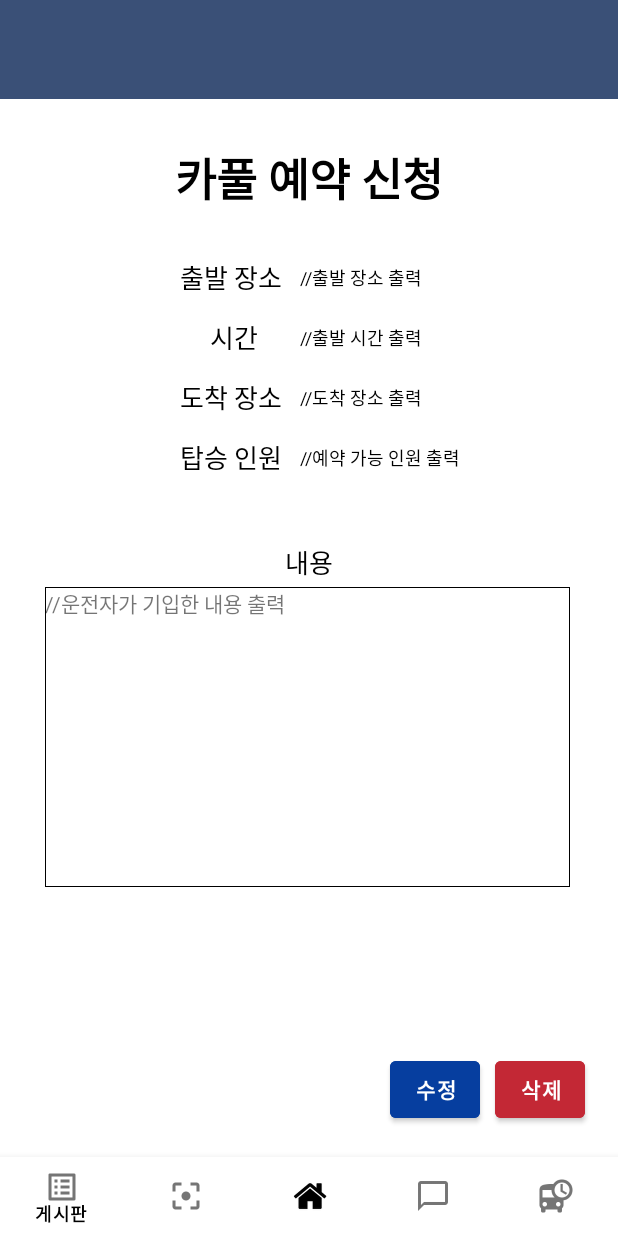
After one commit to omqxze/capston, an Android app: the layout activity_board_revise.xml on its own in the app's theme, with its tools: preview values and no code run, on a phone screen of 412 x 824 dp. The commit adds this screen. Run offline under Robolectric (Android 15) with nearby library versions, the phone set to English and light mode, and no system bars.

Commit message:
0512 수정

```diff
--- /dev/null
+++ b/app/src/main/res/layout/activity_board_revise.xml
@@ -0,0 +1,217 @@
+<?xml version="1.0" encoding="utf-8"?>
+<LinearLayout xmlns:android="http://schemas.android.com/apk/res/android"
+    android:layout_width="match_parent"
+    android:layout_height="match_parent"
+    xmlns:app="http://schemas.android.com/apk/res-auto"
+    android:orientation="vertical">//게시물 작성 페이지
+
+    //상단고정
+    <FrameLayout
+        android:layout_width="match_parent"
+        android:layout_height="66dp" >
+
+        <androidx.appcompat.widget.Toolbar xmlns:android="http://schemas.android.com/apk/res/android"
+            xmlns:app="http://schemas.android.com/apk/res-auto"
+            android:id="@+id/toolbar"
+            android:layout_width="match_parent"
+            android:layout_height="67dp"
+            android:background="#3A5077"
+            android:text="메인화면"
+            android:theme="@style/ThemeOverlay.AppCompat.ActionBar"
+            app:popupTheme="@style/ThemeOverlay.AppCompat.Light">
+
+        </androidx.appcompat.widget.Toolbar>
+    </FrameLayout>
+
+    <LinearLayout
+        android:layout_width="match_parent"
+        android:layout_height="match_parent"
+        android:orientation="vertical">
+
+        <TextView
+            android:layout_width="match_parent"
+            android:layout_height="wrap_content"
+            android:layout_marginTop="30dp"
+            android:text="카풀 예약 신청"
+            android:textSize="30dp"
+            android:textColor="#000000"
+            android:textAlignment="center"
+            android:textStyle="bold"
+            android:typeface="sans"/>
+
+        <LinearLayout
+            android:layout_height="40dp"
+            android:layout_width="match_parent"
+            android:orientation="horizontal"
+            android:layout_marginTop="20dp">
+
+            <TextView
+                android:layout_marginTop="10dp"
+                android:layout_width="80dp"
+                android:layout_height="wrap_content"
+                android:layout_marginLeft="120dp"
+                android:text="출발 장소"
+                android:textColor="#000000"
+                android:textSize="17dp"
+                android:typeface="sans" />
+
+            <TextView
+                android:layout_marginTop="8dp"
+                android:layout_width="150dp"
+                android:layout_height="30dp"
+                android:text="//출발 장소 출력"
+                android:textColor="#000000"
+                android:textSize="12dp"
+                android:backgroundTint="#ffffff"/>
+
+        </LinearLayout>
+
+        <LinearLayout
+            android:layout_height="40dp"
+            android:layout_width="match_parent"
+            android:orientation="horizontal">
+
+            <TextView
+                android:layout_marginTop="10dp"
+                android:layout_width="60dp"
+                android:layout_height="wrap_content"
+                android:layout_marginLeft="140dp"
+                android:text="시간"
+                android:textColor="#000000"
+                android:textSize="17dp"
+                android:typeface="sans" />
+
+            <TextView
+                android:layout_marginTop="8dp"
+                android:layout_width="150dp"
+                android:layout_height="30dp"
+                android:text="//출발 시간 출력"
+                android:textColor="#000000"
+                android:textSize="12dp"
+                android:backgroundTint="#ffffff"/>
+        </LinearLayout>
+
+        <LinearLayout
+            android:layout_height="40dp"
+            android:layout_width="match_parent"
+            android:orientation="horizontal">
+
+            <TextView
+                android:layout_marginTop="10dp"
+                android:layout_width="80dp"
+                android:layout_height="wrap_content"
+                android:layout_marginLeft="120dp"
+                android:text="도착 장소"
+                android:textColor="#000000"
+                android:textSize="17dp"
+                android:typeface="sans" />
+
+            <TextView
+                android:layout_marginTop="8dp"
+                android:layout_width="150dp"
+                android:layout_height="30dp"
+                android:text="//도착 장소 출력"
+                android:textColor="#000000"
+                android:textSize="12dp"
+                android:backgroundTint="#ffffff"/>
+        </LinearLayout>
+
+        <LinearLayout
+            android:layout_height="40dp"
+            android:layout_width="match_parent"
+            android:orientation="horizontal">
+
+            <TextView
+                android:layout_marginTop="10dp"
+                android:layout_width="80dp"
+                android:layout_height="wrap_content"
+                android:layout_marginLeft="120dp"
+                android:text="탑승 인원"
+                android:textColor="#000000"
+                android:textSize="17dp"
+                android:typeface="sans" />
+
+            <TextView
+                android:layout_marginTop="8dp"
+                android:layout_width="150dp"
+                android:layout_height="30dp"
+                android:text="//예약 가능 인원 출력"
+                android:textColor="#000000"
+                android:textSize="12dp"
+                android:backgroundTint="#ffffff"/>
+        </LinearLayout>
+        <LinearLayout
+            android:layout_marginTop="30dp"
+            android:layout_height="40dp"
+            android:layout_width="match_parent"
+            android:orientation="horizontal">
+
+            <TextView
+                android:layout_width="match_parent"
+                android:layout_height="wrap_content"
+                android:layout_marginTop="10dp"
+                android:textAlignment="center"
+                android:text="내용"
+                android:textColor="#000000"
+                android:textSize="17dp"
+                android:typeface="sans" />
+        </LinearLayout>
+
+        <LinearLayout
+            android:layout_height="300dp"
+            android:layout_width="350dp"
+            android:layout_marginLeft="30dp"
+            android:orientation="horizontal">
+
+            <TextView
+                android:id="@+id/content"
+                android:layout_width="match_parent"
+                android:layout_height="200dp"
+                android:ems="10"
+                android:gravity="top"
+                android:text="//운전자가 기입한 내용 출력"
+                android:background="@drawable/textbox"
+                />
+        </LinearLayout>
+
+        <LinearLayout
+            android:layout_height="80dp"
+            android:layout_width="match_parent"
+            android:orientation="horizontal">
+
+            <Button
+                android:layout_width="60dp"
+                android:layout_height="50dp"
+                android:layout_marginTop="10dp"
+                android:layout_marginLeft="260dp"
+                android:backgroundTint="#063E9F"
+                android:text="수정"
+                android:textStyle="bold"
+                android:typeface="sans" />
+
+            <Button
+                android:layout_width="60dp"
+                android:layout_height="50dp"
+                android:layout_marginLeft="10dp"
+                android:layout_marginTop="10dp"
+                android:backgroundTint="#C32835"
+                android:text="삭제"
+                android:textStyle="bold"
+                android:typeface="sans" />
+        </LinearLayout>
+
+        <com.google.android.material.bottomnavigation.BottomNavigationView
+            android:id="@+id/bottomNavi"
+            android:layout_width="match_parent"
+            android:layout_height="wrap_content"
+            app:itemIconTint="#000"
+            app:itemTextColor="#000"
+            app:layout_constraintBottom_toBottomOf="parent"
+            app:layout_constraintEnd_toEndOf="parent"
+            app:layout_constraintHorizontal_bias="0.0"
+            app:layout_constraintStart_toStartOf="parent"
+            app:layout_constraintTop_toTopOf="parent"
+            app:layout_constraintVertical_bias="1.0"
+            app:menu="@menu/bottom_menu" />
+    </LinearLayout>
+</LinearLayout>
--- a/app/src/main/res/layout/activity_main.xml
+++ b/app/src/main/res/layout/activity_main.xml
@@ -40,7 +40,7 @@
             android:orientation="horizontal">
 
             <ImageView
-                android:layout_width="match_parent"
+                android:layout_width="50dp"
                 android:layout_height="60dp"
                 android:src="@mipmap/reserv" />
 
@@ -82,7 +82,7 @@
             android:orientation="horizontal">
 
             <ImageView
-                android:layout_width="match_parent"
+                android:layout_width="50dp"
                 android:layout_height="66dp"
                 android:src="@mipmap/list" />
 
@@ -122,7 +122,7 @@
             android:orientation="horizontal">
 
             <ImageView
-                android:layout_width="match_parent"
+                android:layout_width="50dp"
                 android:layout_height="66dp"
                 android:src="@mipmap/chat" />
 
```
Also changed, not shown: app/src/main/res/layout/activity_board_delete_popup.xml (added, +75 -0 lines), app/src/main/res/layout/activity_board_reserv.xml (added, +207 -0 lines), app/src/main/res/layout/activity_reserv_popup.xml (added, +66 -0 lines).
